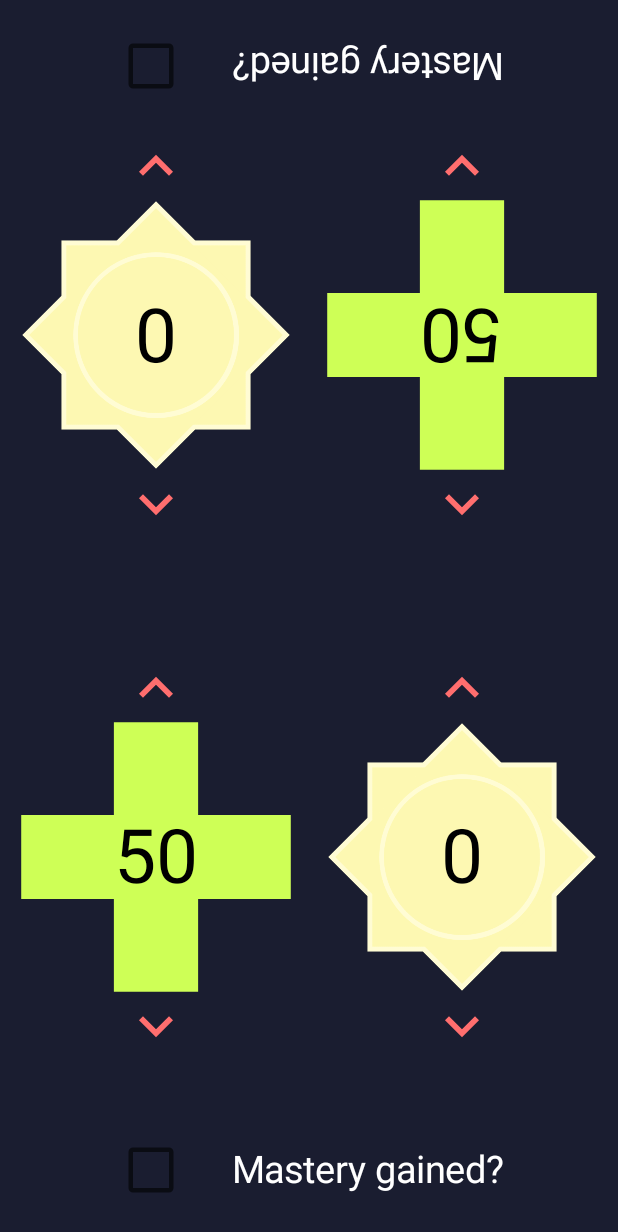
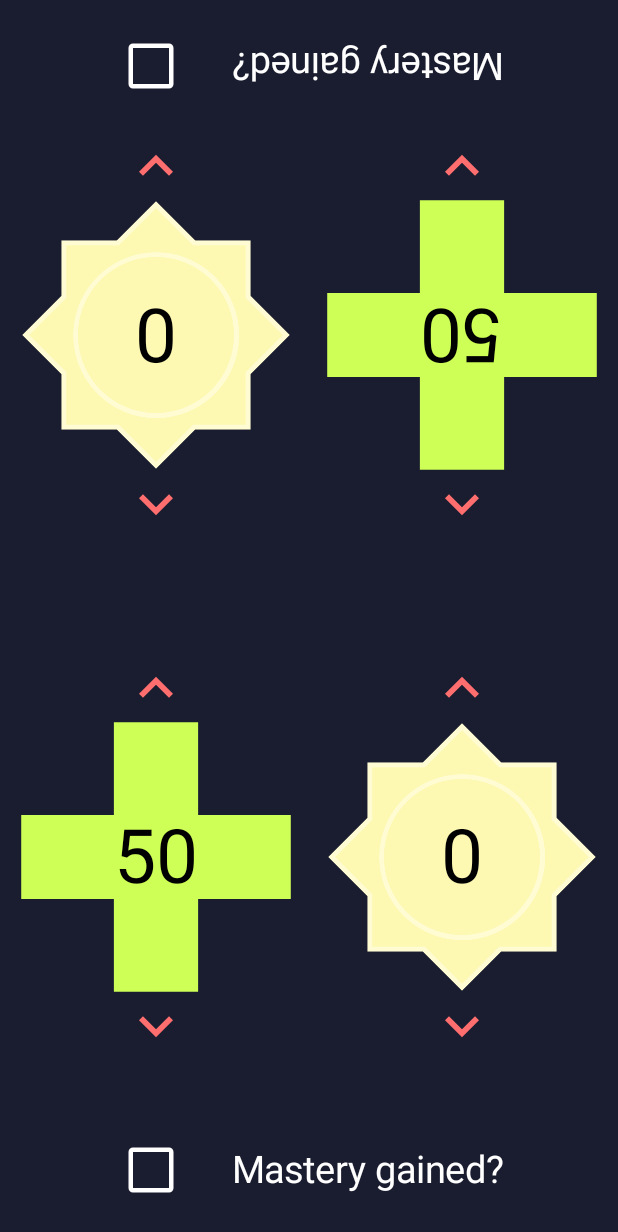
Before and after one commit to kjemison/shards-of-infinity-companion, an Android app built with Jetpack Compose: the screen it shows after launch (MainActivity), on a phone screen of 412 x 824 dp. Shown: the top 1232 px of the screen. Run offline under Robolectric (Android 15) with nearby library versions, the phone set to English and light mode, and no system bars.

Commit message:
Update checkbox color

```diff
--- a/app/src/main/java/com/example/shardsofinfinityhelper/MainActivity.kt
+++ b/app/src/main/java/com/example/shardsofinfinityhelper/MainActivity.kt
@@ -19,6 +19,8 @@ import androidx.compose.foundation.layout.padding
 import androidx.compose.foundation.layout.size
 import androidx.compose.foundation.layout.width
 import androidx.compose.material.Checkbox
+import androidx.compose.material.CheckboxColors
+import androidx.compose.material.CheckboxDefaults
 import androidx.compose.material.Text
 import androidx.compose.runtime.Composable
 import androidx.compose.runtime.getValue
@@ -94,7 +96,11 @@ fun PlayerArea(player: Player, modifier: Modifier = Modifier) {
 					.scale(1.5f)
 					.align(CenterVertically),
 				checked = selected,
-				onCheckedChange = { selected = it }
+				onCheckedChange = { selected = it },
+				colors = CheckboxDefaults.colors(
+					uncheckedColor = Color.White,
+					checkedColor = Color.White
+				)
 			)
 			Spacer(modifier = Modifier.width(30.dp))
 			Text(
```
